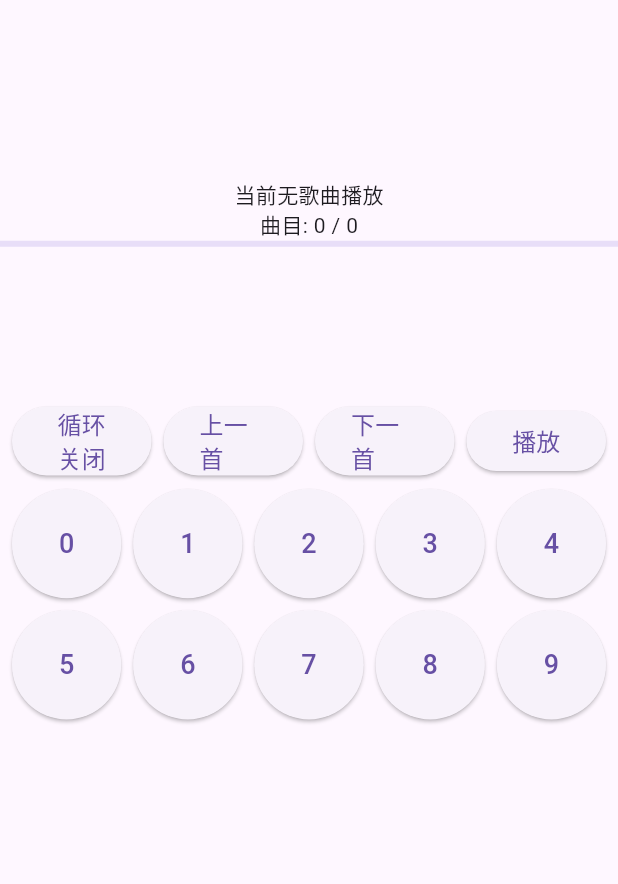
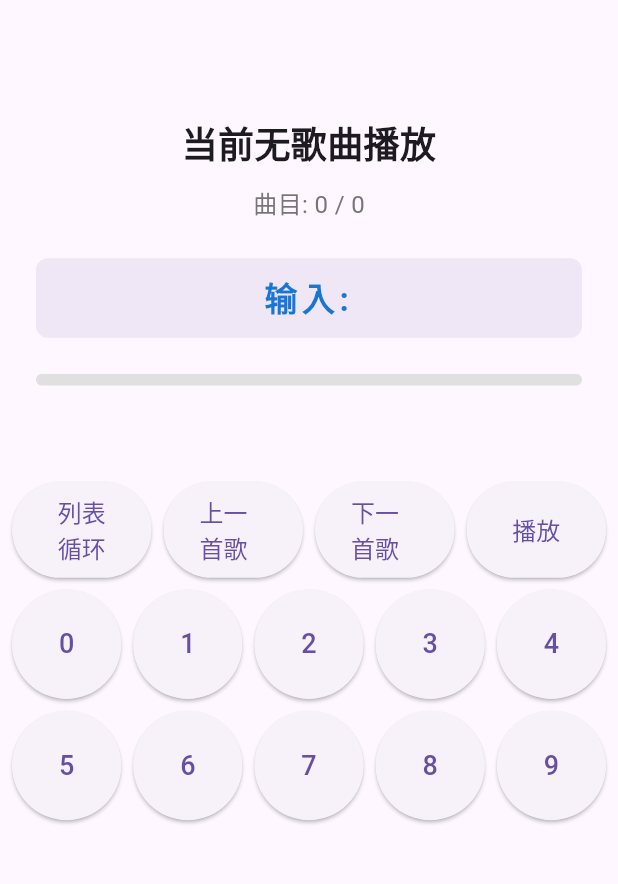
Before and after one commit to OldWooood/8fu, a Flutter app: the first screen one second after launch, on a phone screen of 412 x 824 dp, the part 63-947 px from its top. Run offline on Flutter 3.47's test engine with Material 3 defaults, Android fonts, the phone set to English and light mode, and no system bars; our stand-ins replace audioplayers, device_info_plus, hive_flutter, permission_handler, shared_preferences; accounts and stored records are empty.

Commit message:
feat: 完善状态存储，优化界面

```diff
--- a/lib/main.dart
+++ b/lib/main.dart
@@ -7,9 +7,14 @@ import 'package:hive_flutter/hive_flutter.dart';
 import 'package:permission_handler/permission_handler.dart';
 import 'package:shared_preferences/shared_preferences.dart';
 
+// 定义循环模式的枚举
+enum LoopMode { list, single }
+
 void main() async {
+  // 在启动 App 前初始化 Hive
   WidgetsFlutterBinding.ensureInitialized();
   await Hive.initFlutter();
+  // 打开一个用于存储音频路径列表的 "盒子"
   await Hive.openBox<List<String>>('audioCache');
   runApp(MyApp());
 }
@@ -38,7 +43,7 @@ class _AudioPlayerScreenState extends State<AudioPlayerScreen> {
   Duration _duration = Duration.zero;
   Duration _position = Duration.zero;
   bool _isPlaying = false;
-  bool _isLooping = false;
+  LoopMode _loopMode = LoopMode.list; // 使用枚举替代布尔值，默认为列表循环
   List<File> _audioFiles = [];
   String _folderPath = '';
   String _inputNumber = '';
@@ -66,16 +71,26 @@ class _AudioPlayerScreenState extends State<AudioPlayerScreen> {
       });
     });
     _audioPlayer.onPlayerComplete.listen((event) {
-      if (_isLooping) {
-        _playAudio(_currentIndex);
+      // 根据循环模式决定行为
+      if (_loopMode == LoopMode.single) {
+        _playAudio(_currentIndex); // 单曲循环
       } else {
-        _nextAudio();
+        _nextAudio(); // 列表循环（自动播放下一首）
       }
     });
   }
 
   Future<void> _initApp() async {
     SharedPreferences prefs = await SharedPreferences.getInstance();
+
+    // 恢复上次的循环模式
+    String? savedLoopMode = prefs.getString('loop_mode');
+    if (savedLoopMode == LoopMode.single.name) {
+      _loopMode = LoopMode.single;
+    } else {
+      _loopMode = LoopMode.list;
+    }
+
     _firstLaunch = prefs.getBool('first_launch') ?? true;
     _folderPath = '/storage/emulated/0/8fu';
 
@@ -87,6 +102,17 @@ class _AudioPlayerScreenState extends State<AudioPlayerScreen> {
     }
 
     await _loadAudioFiles();
+
+    // 加载文件后，恢复上次播放的曲目状态
+    int lastIndex = prefs.getInt('last_index') ?? 0;
+    if (_audioFiles.isNotEmpty &&
+        lastIndex >= 0 &&
+        lastIndex < _audioFiles.length) {
+      setState(() {
+        _currentIndex = lastIndex;
+        _currentAudioName = _audioFiles[lastIndex].uri.pathSegments.last;
+      });
+    }
   }
 
   Future<void> _requestPermissions() async {
@@ -114,7 +140,9 @@ class _AudioPlayerScreenState extends State<AudioPlayerScreen> {
   }
 
   Future<void> _showPermissionDialog(
-      String content, VoidCallback onPressed) async {
+    String content,
+    VoidCallback onPressed,
+  ) async {
     await showDialog(
       context: context,
       barrierDismissible: false,
@@ -142,8 +170,10 @@ class _AudioPlayerScreenState extends State<AudioPlayerScreen> {
     final audioBox = Hive.box<List<String>>('audioCache');
     List<String>? cachedPaths = audioBox.get('audio_paths');
 
+    // 1. 尝试从 Hive 缓存加载
     if (cachedPaths != null && cachedPaths.isNotEmpty) {
       List<File> cachedFiles = cachedPaths.map((path) => File(path)).toList();
+      // 快速验证第一个文件是否存在，作为缓存是否有效的简单判断
       if (await cachedFiles.first.exists()) {
         setState(() {
           _audioFiles = cachedFiles;
@@ -151,11 +181,13 @@ class _AudioPlayerScreenState extends State<AudioPlayerScreen> {
         print("Loaded ${_audioFiles.length} audio files from Hive cache.");
         return;
       } else {
+        // 如果缓存失效，则删除
         print("Hive cache is invalid, deleting.");
         await audioBox.delete('audio_paths');
       }
     }
 
+    // 2. 如果缓存不存在或无效，则从磁盘扫描
     print("Hive cache not found or invalid. Scanning disk for audio files...");
     Directory rootFolder = Directory(_folderPath);
     if (await rootFolder.exists()) {
@@ -171,9 +203,12 @@ class _AudioPlayerScreenState extends State<AudioPlayerScreen> {
         for (final dir in subdirectories) {
           List<File> audioFilesInDir = await dir
               .list()
-              .where((entity) =>
+              .where(
+                (entity) =>
                     entity is File &&
-                  (entity.path.endsWith('.mp3') || entity.path.endsWith('.wav')))
+                    (entity.path.endsWith('.mp3') ||
+                        entity.path.endsWith('.wav')),
+              )
               .cast<File>()
               .toList();
           audioFilesInDir.sort((a, b) => a.path.compareTo(b.path));
@@ -184,6 +219,7 @@ class _AudioPlayerScreenState extends State<AudioPlayerScreen> {
           _audioFiles = allAudioFiles;
         });
 
+        // 3. 将新的列表写入 Hive 缓存
         if (allAudioFiles.isNotEmpty) {
           print("Found ${allAudioFiles.length} files. Updating Hive cache.");
           List<String> pathsToCache = allAudioFiles.map((f) => f.path).toList();
@@ -198,7 +234,7 @@ class _AudioPlayerScreenState extends State<AudioPlayerScreen> {
     }
   }
 
-  void _playAudio(int index) {
+  void _playAudio(int index) async {
     if (index >= 0 && index < _audioFiles.length) {
       _audioPlayer.play(DeviceFileSource(_audioFiles[index].path));
       setState(() {
@@ -206,6 +242,9 @@ class _AudioPlayerScreenState extends State<AudioPlayerScreen> {
         _currentAudioName = _audioFiles[index].uri.pathSegments.last;
         _isPlaying = true;
       });
+      // 保存当前播放的曲目编号
+      final prefs = await SharedPreferences.getInstance();
+      await prefs.setInt('last_index', index);
     }
   }
 
@@ -229,10 +268,18 @@ class _AudioPlayerScreenState extends State<AudioPlayerScreen> {
     _playAudio(prevIndex);
   }
 
-  void _toggleLoop() {
+  void _toggleLoop() async {
+    // 在两种模式间切换
     setState(() {
-      _isLooping = !_isLooping;
+      if (_loopMode == LoopMode.list) {
+        _loopMode = LoopMode.single;
+      } else {
+        _loopMode = LoopMode.list;
+      }
     });
+    // 保存选择的模式
+    final prefs = await SharedPreferences.getInstance();
+    await prefs.setString('loop_mode', _loopMode.name);
   }
 
   void _handleNumberInput(String number) {
@@ -240,7 +287,7 @@ class _AudioPlayerScreenState extends State<AudioPlayerScreen> {
     setState(() {});
 
     _inputTimer?.cancel();
-    _inputTimer = Timer(Duration(seconds: 1), () {
+    _inputTimer = Timer(Duration(seconds: 3), () {
       int? index = int.tryParse(_inputNumber);
       if (index != null && index > 0 && index <= _audioFiles.length) {
         _playAudio(index - 1);
@@ -280,65 +327,130 @@ class _AudioPlayerScreenState extends State<AudioPlayerScreen> {
       body: Column(
         children: [
           Expanded(
-            flex: 1,
+            flex: 2, // 增加权重以获得更多空间
+            child: Container(
+              padding: const EdgeInsets.symmetric(
+                horizontal: 24.0,
+                vertical: 16.0,
+              ),
+              alignment: Alignment.center,
               child: Column(
                 mainAxisAlignment: MainAxisAlignment.center,
                 children: [
-                Text(_currentAudioName),
+                  // --- 歌曲标题 ---
                   Text(
-                    '曲目: ${_audioFiles.isEmpty ? 0 : _currentIndex + 1} / ${_audioFiles.length}'),
-                if (_inputNumber.isNotEmpty) Text('输入: $_inputNumber'),
-                LinearProgressIndicator(value: _progress),
+                    _currentAudioName,
+                    textAlign: TextAlign.center,
+                    style: TextStyle(
+                      fontSize: 24.0,
+                      fontWeight: FontWeight.bold,
+                    ),
+                  ),
+                  SizedBox(height: 12.0),
+
+                  // --- 曲目编号 ---
+                  Text(
+                    '曲目: ${_audioFiles.isEmpty ? 0 : _currentIndex + 1} / ${_audioFiles.length}',
+                    style: TextStyle(
+                      fontSize: 16.0,
+                      color: Colors.grey.shade600,
+                    ),
+                  ),
+                  SizedBox(height: 24.0),
+
+                  // --- 数字输入显示区 ---
+                  Container(
+                    width: double.infinity,
+                    padding: const EdgeInsets.symmetric(
+                      vertical: 10.0,
+                      horizontal: 12.0,
+                    ),
+                    decoration: BoxDecoration(
+                      color: Theme.of(context).primaryColor.withOpacity(0.1),
+                      borderRadius: BorderRadius.circular(8.0),
+                    ),
+                    child: Text(
+                      '输入: $_inputNumber',
+                      textAlign: TextAlign.center,
+                      style: TextStyle(
+                        fontSize: 22.0,
+                        fontWeight: FontWeight.bold,
+                        letterSpacing: 3.0,
+                        color: Theme.of(context).primaryColorDark,
+                      ),
+                    ),
+                  ),
+                  SizedBox(height: 24.0),
+
+                  // --- 播放进度条 ---
+                  ClipRRect(
+                    borderRadius: BorderRadius.circular(10),
+                    child: LinearProgressIndicator(
+                      value: _progress,
+                      minHeight: 8.0,
+                      backgroundColor: Colors.grey.shade300,
+                    ),
+                  ),
                 ],
               ),
             ),
+          ),
           Expanded(
-            flex: 2,
+            flex: 3, // 相应调整权重
             child: Column(
               mainAxisAlignment: MainAxisAlignment.spaceEvenly,
               children: [
                 Padding(
                   padding: const EdgeInsets.symmetric(horizontal: 8.0),
+                  child: SizedBox(
+                    height: 64,
+                    child: ElevatedButtonTheme(
+                      data: ElevatedButtonThemeData(
+                        style: ButtonStyle(
+                          textStyle: MaterialStateProperty.all(
+                            const TextStyle(fontSize: 16),
+                          ),
+                        ),
+                      ),
                       child: Row(
+                        crossAxisAlignment: CrossAxisAlignment.stretch,
                         mainAxisAlignment: MainAxisAlignment.spaceAround,
                         children: [
                           Expanded(
                             child: ElevatedButton(
                               onPressed: _toggleLoop,
                               child: Text(
-                            _isLooping ? '循环开启' : '循环关闭',
+                                _loopMode == LoopMode.list ? '列表循环' : '单曲循环',
                                 textAlign: TextAlign.center,
-                            style: TextStyle(fontSize: 16),
                               ),
                             ),
                           ),
-                      SizedBox(width: 8),
+                          const SizedBox(width: 8),
                           Expanded(
                             child: ElevatedButton(
                               onPressed: _previousAudio,
-                          child: Text('上一首', style: TextStyle(fontSize: 16)),
+                              child: const Text('上一首歌'),
                             ),
                           ),
-                      SizedBox(width: 8),
+                          const SizedBox(width: 8),
                           Expanded(
                             child: ElevatedButton(
                               onPressed: _nextAudio,
-                          child: Text('下一首', style: TextStyle(fontSize: 16)),
+                              child: const Text('下一首歌'),
                             ),
                           ),
-                      SizedBox(width: 8),
+                          const SizedBox(width: 8),
                           Expanded(
                             child: ElevatedButton(
                               onPressed: _isPlaying
                                   ? _pauseAudio
                                   : () => _playAudio(_currentIndex),
-                          child: Text(
-                            _isPlaying ? '暂停' : '播放',
-                            style: TextStyle(fontSize: 16),
-                          ),
+                              child: Text(_isPlaying ? '暂停' : '播放'),
                             ),
                           ),
                         ],
+                      ),
+                    ),
                   ),
                 ),
                 Expanded(
```
Lines whose indentation alone changed are shown as unchanged.
